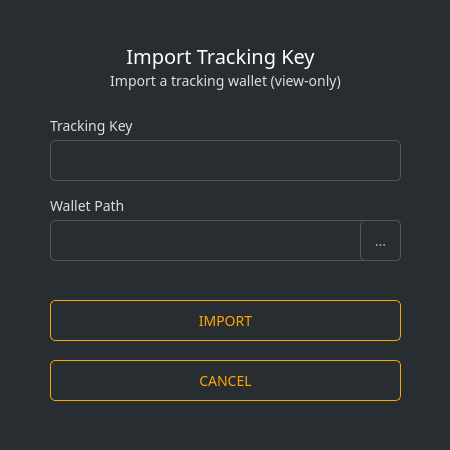
This is src/gui/ui/importtracking.ui in ConcealNetwork/conceal-desktop as Qt 5 draws it before an edit. The edited form follows.
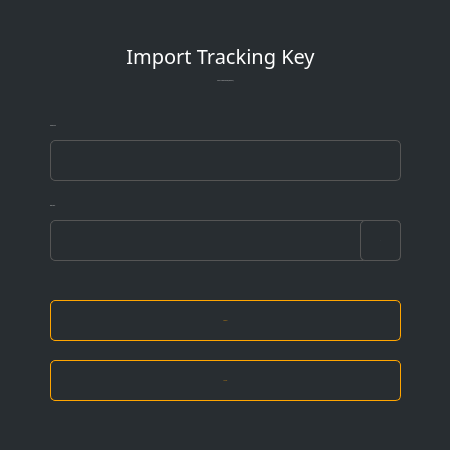
This is the edited form.

Commit message: Remove fonts and font sizes in preparation for changing them programmatically

```diff
--- a/src/gui/ui/importtracking.ui
+++ b/src/gui/ui/importtracking.ui
@@ -47,7 +47,7 @@
      </font>
     </property>
     <property name="styleSheet">
-     <string notr="true">color: #ddd;border-right: 0px;font-size: 14px;</string>
+     <string notr="true">color: #ddd;border-right: 0px;</string>
     </property>
     <property name="text">
      <string>Import a tracking wallet (view-only)</string>
@@ -99,7 +99,7 @@
      </font>
     </property>
     <property name="styleSheet">
-     <string notr="true">color: #ddd;border-right: 0px;font-size: 14px;</string>
+     <string notr="true">color: #ddd;border-right: 0px;</string>
     </property>
     <property name="text">
      <string>Tracking Key</string>
@@ -146,7 +146,7 @@
      </font>
     </property>
     <property name="styleSheet">
-     <string notr="true">color: #ddd;border-right: 0px;font-size: 14px;</string>
+     <string notr="true">color: #ddd;border-right: 0px;</string>
     </property>
     <property name="text">
      <string>Wallet Path</string>
@@ -174,7 +174,7 @@
      </font>
     </property>
     <property name="styleSheet">
-     <string notr="true">padding: 3px; border: 1px solid #555; border-radius: 5px; font-family: 'Poppins'; font-size: 14px; color: #aaa; padding: 5px;</string>
+     <string notr="true">padding: 3px; border: 1px solid #555; border-radius: 5px;   color: #aaa; padding: 5px;</string>
     </property>
    </widget>
    <widget class="QPushButton" name="m_okButton">
@@ -203,8 +203,8 @@
 {
     color: orange; ;
     border: 1px solid orange;
-    font-size: 14px;
-    border-radius: 5px; font-family: 'Poppins';
+    
+    border-radius: 5px; 
 }
 
 QPushButton#m_okButton:hover
@@ -246,8 +246,8 @@
 {
     color: orange; ;
     border: 1px solid orange;
-    font-size: 14px;
-    border-radius: 5px; font-family: 'Poppins';
+    
+    border-radius: 5px; 
 }
 
 QPushButton#m_cancelButton:hover
@@ -279,7 +279,7 @@
      </font>
     </property>
     <property name="styleSheet">
-     <string notr="true">padding: 3px; border: 1px solid #555; border-radius: 5px; font-family: 'Poppins'; font-size: 14px; color: #aaa;</string>
+     <string notr="true">padding: 3px; border: 1px solid #555; border-radius: 5px;   color: #aaa;</string>
     </property>
     <property name="text">
      <string>...</string>
```
Left out of the diff: 10 changed lines with no effect on the pictures. The commit also changes 16 other files.
